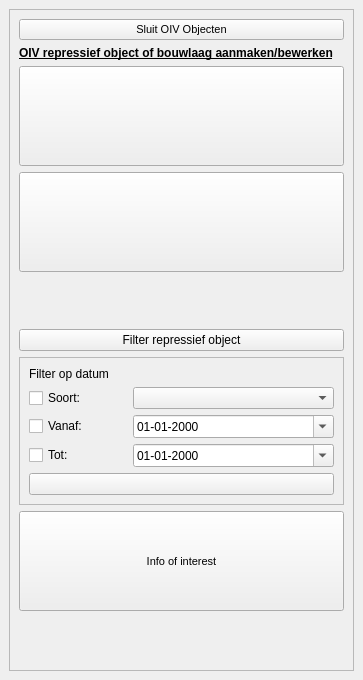
Qt form plugin/oiv/oiv_base_widget.ui (OIV-NL-QGIS/QGIS_project) before a commit.
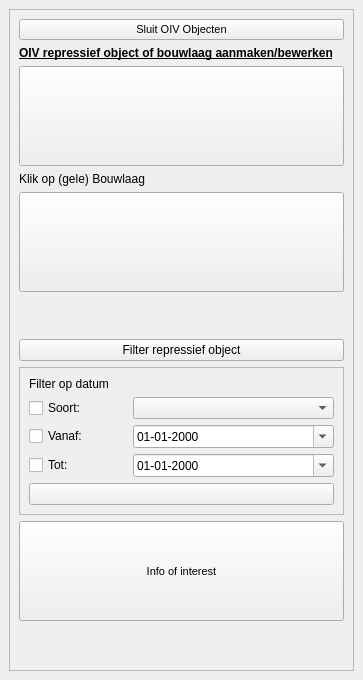
The same form after that commit. Icons and pictures are not drawn.

Diff of the .ui file:
```diff
--- a/plugin/oiv/oiv_base_widget.ui
+++ b/plugin/oiv/oiv_base_widget.ui
@@ -105,6 +105,13 @@
             </property>
            </widget>
           </item>
+          <item>
+           <widget class="QLabel" name="label_3">
+            <property name="text">
+             <string>Klik op (gele) Bouwlaag</string>
+            </property>
+           </widget>
+          </item>
           <item>
            <widget class="QPushButton" name="identify_pand">
             <property name="sizePolicy">
@@ -186,13 +193,6 @@
                </property>
               </widget>
              </item>
-             <item row="0" column="0" colspan="2">
-              <widget class="QLabel" name="label_2">
-               <property name="text">
-                <string>Filter op datum</string>
-               </property>
-              </widget>
-             </item>
              <item row="3" column="0">
               <widget class="QCheckBox" name="checkTot">
                <property name="text">
@@ -247,6 +247,13 @@
                </property>
               </widget>
              </item>
+             <item row="0" column="0" colspan="3">
+              <widget class="QLabel" name="label_2">
+               <property name="text">
+                <string>Filter op datum</string>
+               </property>
+              </widget>
+             </item>
             </layout>
            </widget>
           </item>
```
